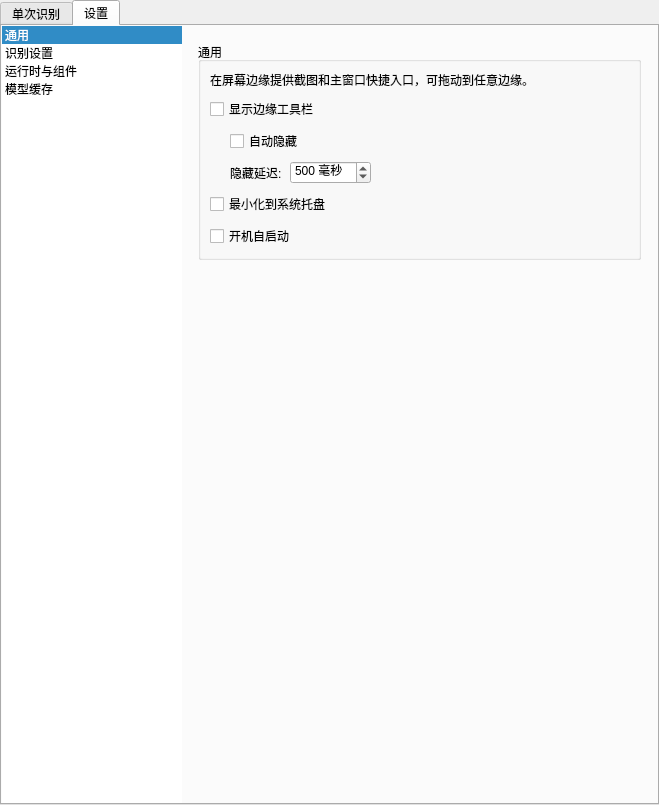
Qt form apps/vibeocr-pyside/src/vibeocr/classic/ui/main_window.ui (FelixJI/vibeocr-classic) before a commit.
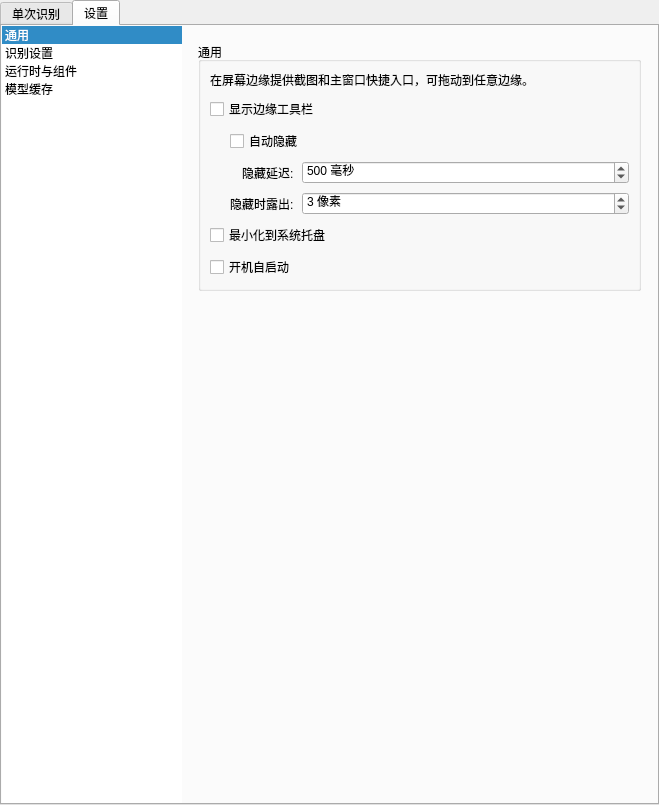
The same form after that commit. The open tabs and pages were chosen to show the change. Custom widgets are drawn as their Qt base class.

Commit message: feat(toolbar): 加速边缘工具栏收展并支持配置隐藏露出像素 (#84)

Patch:
```diff
--- a/apps/vibeocr-pyside/src/vibeocr/classic/ui/main_window.ui
+++ b/apps/vibeocr-pyside/src/vibeocr/classic/ui/main_window.ui
@@ -294,18 +294,18 @@
                   </widget>
                  </item>
                  <item>
-                  <layout class="QHBoxLayout" name="hideDelayLayout">
-                   <property name="spacing">
-                    <number>8</number>
+                  <layout class="QFormLayout" name="toolbarFieldsForm">
+                   <property name="labelAlignment">
+                    <set>Qt::AlignRight|Qt::AlignTrailing|Qt::AlignVCenter</set>
                    </property>
-                   <item>
+                   <item row="0" column="0">
                     <widget class="QLabel" name="labelHideDelay">
                      <property name="text">
                       <string>隐藏延迟:</string>
                      </property>
                     </widget>
                    </item>
-                   <item>
+                   <item row="0" column="1">
                     <widget class="QSpinBox" name="spinHideDelay">
                      <property name="suffix">
                       <string> 毫秒</string>
@@ -324,18 +324,34 @@
                      </property>
                     </widget>
                    </item>
-                   <item>
-                    <spacer name="hideDelaySpacer">
-                     <property name="orientation">
-                      <enum>Qt::Horizontal</enum>
+                   <item row="1" column="0">
+                    <widget class="QLabel" name="labelPeekPixels">
+                     <property name="text">
+                      <string>隐藏时露出:</string>
                      </property>
-                     <property name="sizeHint" stdset="0">
-                      <size>
-                       <width>40</width>
-                       <height>20</height>
-                      </size>
+                    </widget>
+                   </item>
+                   <item row="1" column="1">
+                    <widget class="QSpinBox" name="spinPeekPixels">
+                     <property name="toolTip">
+                      <string>工具栏自动隐藏后仍露出屏幕边缘的像素宽度，便于找到并唤出工具栏</string>
                      </property>
-                    </spacer>
+                     <property name="suffix">
+                      <string> 像素</string>
+                     </property>
+                     <property name="minimum">
+                      <number>1</number>
+                     </property>
+                     <property name="maximum">
+                      <number>20</number>
+                     </property>
+                     <property name="singleStep">
+                      <number>1</number>
+                     </property>
+                     <property name="value">
+                      <number>3</number>
+                     </property>
+                    </widget>
                    </item>
                   </layout>
                  </item>
```
The commit also changes 6 other files.
